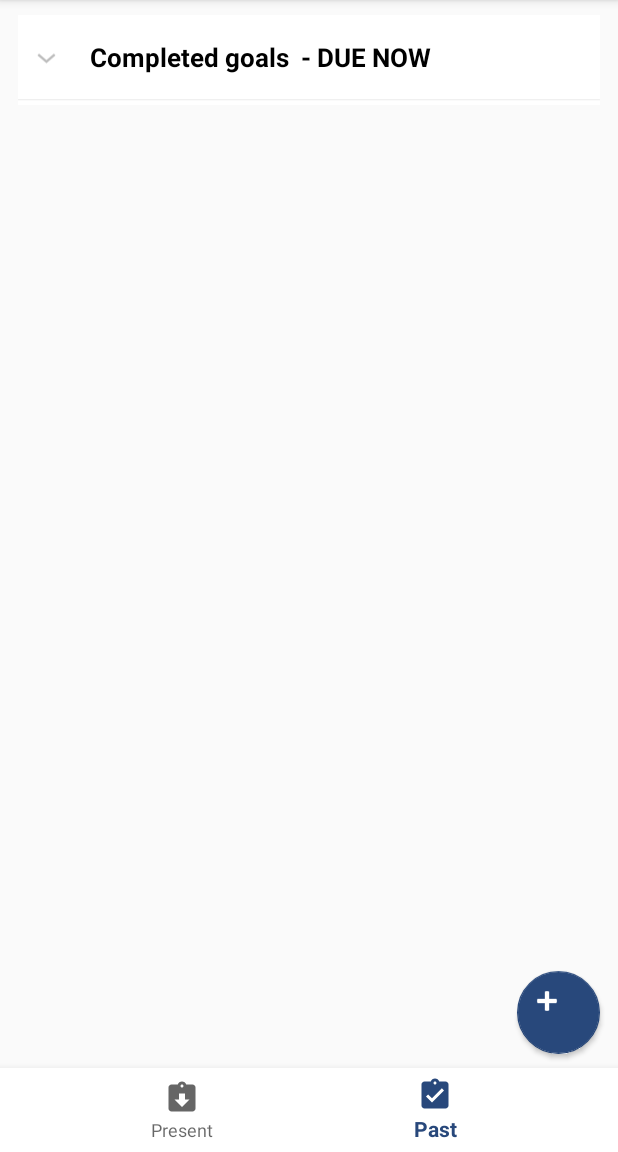
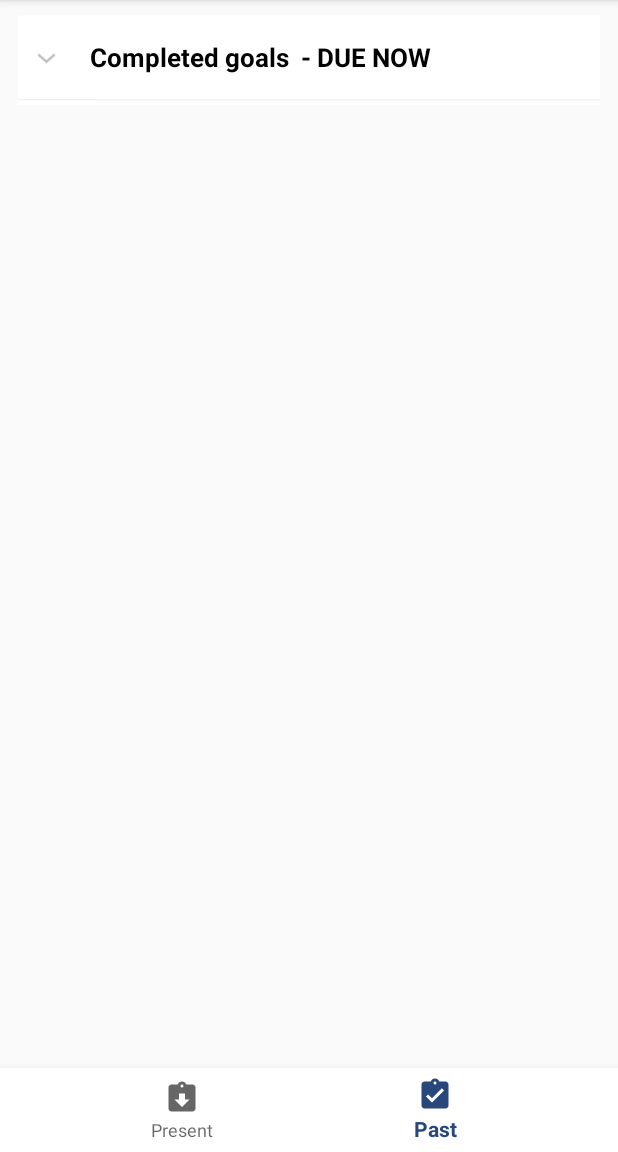
Before and after one commit to bmpickford/CapstoneProject, an Android app: the fragment GoalsPage placed in its activity, item 2 of the bottom bar chosen, on a phone screen of 412 x 824 dp, the part 84-1236 px from its top. Run offline under Robolectric (Android 15) with nearby library versions, the phone set to English and light mode, and no system bars; libraries missing offline, so code that uses them is left out: com.github.mikephil.charting; 34 statements that could not run were skipped.

Commit message:
Added complete/uncomplete goals functionality

```diff
--- /dev/null
+++ b/app/src/main/java/com/app/capstone/app/ExpandableListAdapterPast.java
@@ -0,0 +1,110 @@
+package com.app.capstone.app;
+
+/**
+ * Created by root on 10/08/17.
+ */
+
+import android.content.Context;
+import android.graphics.Typeface;
+import android.view.LayoutInflater;
+import android.view.View;
+import android.view.ViewGroup;
+import android.widget.BaseExpandableListAdapter;
+import android.widget.TextView;
+
+import java.util.HashMap;
+import java.util.List;
+
+public class ExpandableListAdapterPast extends BaseExpandableListAdapter {
+
+    private Context _context;
+    private List<String> _listDataHeader; // header titles
+    // child data in format of header title, child title
+    private HashMap<String, List<String>> _listDataChild;
+
+    public ExpandableListAdapterPast(Context context, List<String> listDataHeader,
+                                     HashMap<String, List<String>> listChildData) {
+        this._context = context;
+        this._listDataHeader = listDataHeader;
+        this._listDataChild = listChildData;
+    }
+
+    @Override
+    public Object getChild(int groupPosition, int childPosititon) {
+        return this._listDataChild.get(this._listDataHeader.get(groupPosition))
+                .get(childPosititon);
+    }
+
+    @Override
+    public long getChildId(int groupPosition, int childPosition) {
+        return childPosition;
+    }
+
+    @Override
+    public View getChildView(int groupPosition, final int childPosition,
+                             boolean isLastChild, View convertView, ViewGroup parent) {
+
+        final String childText = (String) getChild(groupPosition, childPosition);
+
+        if (convertView == null) {
+            LayoutInflater infalInflater = (LayoutInflater) this._context
+                    .getSystemService(Context.LAYOUT_INFLATER_SERVICE);
+            convertView = infalInflater.inflate(R.layout.list_item_past, null);
+        }
+
+        TextView txtListChild = (TextView) convertView
+                .findViewById(R.id.lblListItemPast);
+
+        txtListChild.setText(childText);
+        return convertView;
+    }
+
+    @Override
+    public int getChildrenCount(int groupPosition) {
+        return this._listDataChild.get(this._listDataHeader.get(groupPosition))
+                .size();
+    }
+
+    @Override
+    public Object getGroup(int groupPosition) {
+        return this._listDataHeader.get(groupPosition);
+    }
+
+    @Override
+    public int getGroupCount() {
+        return this._listDataHeader.size();
+    }
+
+    @Override
+    public long getGroupId(int groupPosition) {
+        return groupPosition;
+    }
+
+    @Override
+    public View getGroupView(int groupPosition, boolean isExpanded,
+                             View convertView, ViewGroup parent) {
+        String headerTitle = (String) getGroup(groupPosition);
+        if (convertView == null) {
+            LayoutInflater infalInflater = (LayoutInflater) this._context
+                    .getSystemService(Context.LAYOUT_INFLATER_SERVICE);
+            convertView = infalInflater.inflate(R.layout.list_group_past, null);
+        }
+
+        TextView lblListHeader = (TextView) convertView
+                .findViewById(R.id.lblListHeaderPast);
+        lblListHeader.setTypeface(null, Typeface.BOLD);
+        lblListHeader.setText(headerTitle);
+
+        return convertView;
+    }
+
+    @Override
+    public boolean hasStableIds() {
+        return false;
+    }
+
+    @Override
+    public boolean isChildSelectable(int groupPosition, int childPosition) {
+        return true;
+    }
+}
--- a/app/src/main/java/com/app/capstone/app/Goals/PastGoals.java
+++ b/app/src/main/java/com/app/capstone/app/Goals/PastGoals.java
@@ -5,44 +5,52 @@ import android.icu.text.SimpleDateFormat;
 import android.net.Uri;
 import android.os.Bundle;
 import android.support.v4.app.Fragment;
+import android.support.v4.app.FragmentTransaction;
 import android.view.LayoutInflater;
 import android.view.View;
 import android.view.ViewGroup;
 import android.widget.ExpandableListView;
+import android.widget.TextView;
 
 import com.app.capstone.app.ExpandableListAdapter;
+import com.app.capstone.app.ExpandableListAdapterPast;
 import com.app.capstone.app.Goal;
 import com.app.capstone.app.R;
 
+import org.json.JSONException;
+
+import java.io.IOException;
 import java.util.ArrayList;
 import java.util.Calendar;
 import java.util.Date;
 import java.util.HashMap;
+import java.util.Iterator;
 import java.util.List;
+import java.util.Map;
 
 public class PastGoals extends Fragment {
 
 
-    ExpandableListAdapter listAdapter;
+    ExpandableListAdapterPast listAdapter;
     ExpandableListView expListView;
     List<String> listDataHeader;
     HashMap<String, List<String>> listDataChild;
     private int lastExpandedPosition = -1;
 
     // Initialisation of empty array for all goal object
-    private List<Goal> goals = getGoals();
+    private HashMap<Integer, Goal> goalsMap = getGoals();
 
     private CurrentGoals.OnFragmentInteractionListener mListener;
 
-    private ArrayList<Goal> getGoals(){
-        ArrayList<Goal> goals = new ArrayList<Goal>();
-        Goal goal = new Goal("Completed goals", "This was my first goal", new Date(), getActivity());
-        goals.add(goal);
+    private HashMap<Integer, Goal> getGoals(){
+        HashMap<Integer, Goal> goals = new HashMap<>();
+        Goal goal = new Goal("Completed goals", "This was my first goal", new Date(), getActivity(), 1);
+        goals.put(goal.getId(), goal);
 
 
         return goals;
 
-                      /*String u = this.url + /goals/present;
+                      /*String u = this.url + /goals/past;
         URL url = new URL(u);
         HttpURLConnection urlConnection = (HttpURLConnection) url.openConnection();
         try {
@@ -65,6 +73,33 @@ public class PastGoals extends Fragment {
             urlConnection.disconnect();
         }*/
     }
+
+    public void uncompleteGoal(View view) throws IOException, JSONException {
+        View parent = (View) view.getParent().getParent().getParent();
+        TextView taskTextViewItem = (TextView) parent.findViewById(R.id.lblListItemPast);
+        String b = String.valueOf(taskTextViewItem.getText());
+        String[] splitStr = b.split("-");
+        String idStr = splitStr[0].replace(" ", "");
+        int id = Integer.parseInt(idStr);
+        final Goal g = goalsMap.get(id);
+        g.setCompleted(false);
+        //g.update();
+        //refreshUI();
+    }
+
+    private void refreshUI(){
+        goalsMap.clear();
+        goalsMap = getGoals();
+
+        Fragment frg = null;
+        frg = getFragmentManager().findFragmentByTag("PastGoals");
+        final FragmentTransaction ft = getFragmentManager().beginTransaction();
+        ft.detach(frg);
+        ft.attach(frg);
+        ft.commit();
+    }
+
+
 
     public PastGoals() {
         // Required empty public constructor
@@ -103,7 +138,7 @@ public class PastGoals extends Fragment {
             }
 
             Goal g = new Goal(title, description, d, getActivity());
-            goals.add(g);
+            goalsMap.put(g.getId(), g);
         }
 
         expListView = (ExpandableListView) view.findViewById(R.id.lvExpPast);
@@ -114,7 +149,7 @@ public class PastGoals extends Fragment {
         prepareListData();
 
 
-        listAdapter = new ExpandableListAdapter(getActivity(), listDataHeader, listDataChild);
+        listAdapter = new ExpandableListAdapterPast(getActivity(), listDataHeader, listDataChild);
 
         // setting list adapter
         expListView.setAdapter(listAdapter);
@@ -167,9 +202,12 @@ public class PastGoals extends Fragment {
     private void prepareListData() {
 
         int i = 0;
-        for (Goal goal: goals) {
+        Iterator it = goalsMap.entrySet().iterator();
+        while (it.hasNext()) {
+            Map.Entry pair = (Map.Entry)it.next();
             List<String> s = new ArrayList<String>();
             String header;
+            Goal goal = (Goal) pair.getValue();
 
             Calendar cal1 = Calendar.getInstance();
             Calendar cal2 = Calendar.getInstance();
@@ -187,9 +225,12 @@ public class PastGoals extends Fragment {
             }
 
             listDataHeader.add(header);
-            s.add(goal.getDescription() + " - DUE: " + goal.getEnd_dateStr());
+            s.add(goal.getId() + " - " +goal.getDescription() + " - DUE: " + goal.getEnd_dateStr());
             listDataChild.put(listDataHeader.get(i), s);
             i++;
+
+
+            it.remove(); // avoids a ConcurrentModificationException
         }
 
 
--- a/app/src/main/java/com/app/capstone/app/GoalsPage.java
+++ b/app/src/main/java/com/app/capstone/app/GoalsPage.java
@@ -130,7 +130,7 @@ public class GoalsPage extends Fragment implements CurrentGoals.OnFragmentIntera
         }
 
 
-
+        final FloatingActionButton button = (FloatingActionButton) view.findViewById(com.app.capstone.app.R.id.addGoalButton);
         bottomNavigationView.setOnNavigationItemSelectedListener(new BottomNavigationView.OnNavigationItemSelectedListener() {
             @Override
             public boolean onNavigationItemSelected(@NonNull MenuItem item) {
@@ -150,10 +150,12 @@ public class GoalsPage extends Fragment implements CurrentGoals.OnFragmentIntera
                     case R.id.goal_present:
                         fragmentClass = CurrentGoals.class;
                         System.out.println("You clicked Current goals");
+                        button.setVisibility(view.VISIBLE);
                         break;
                     case R.id.goal_past:
                         fragmentClass = PastGoals.class;
                         System.out.println("You clicked Past goals");
+                        button.setVisibility(view.INVISIBLE);
                         break;
                 }
                 try {
@@ -168,7 +170,7 @@ public class GoalsPage extends Fragment implements CurrentGoals.OnFragmentIntera
             }
         });
 
-        FloatingActionButton button = (FloatingActionButton) view.findViewById(com.app.capstone.app.R.id.addGoalButton);
+
         button.setOnClickListener(new View.OnClickListener() {
             public void onClick(View v) {
 
--- /dev/null
+++ b/app/src/main/res/layout/list_group_past.xml
@@ -0,0 +1,23 @@
+<?xml version="1.0" encoding="utf-8"?>
+<LinearLayout xmlns:android="http://schemas.android.com/apk/res/android"
+    android:layout_width="fill_parent"
+    android:layout_height="wrap_content"
+    android:background="#ffffff"
+    android:elevation="1dp"
+    android:orientation="horizontal"
+    android:padding="8dp"
+    android:divider="@color/colorWhite"
+    android:dividerHeight="0dp">
+
+    <TextView
+        android:id="@+id/lblListHeaderPast"
+        android:layout_width="match_parent"
+        android:layout_height="wrap_content"
+        android:layout_marginStart="32dp"
+        android:layout_weight="1"
+        android:padding="8dp"
+        android:textColor="#000000"
+        android:textSize="17dp" />
+
+
+</LinearLayout>
--- a/app/src/main/res/values/colors.xml
+++ b/app/src/main/res/values/colors.xml
@@ -5,4 +5,5 @@
     <color name="colorAccent">#FF4081</color>
     <color name="colorWhite">#ffffff</color>
     <color name="colorBackground">#EAEAEA</color>
+    <color name="colorConfirm">#00c500</color>
 </resources>
```
Also changed, not shown: app/src/main/java/com/app/capstone/app/Goals/CurrentGoals.java (+10 -2 lines), app/src/main/java/com/app/capstone/app/MainActivity.java (+8 -1 lines), app/src/main/res/layout/list_item.xml (+16 -8 lines), app/src/main/res/layout/list_item_past.xml (added, +37 -0 lines).
